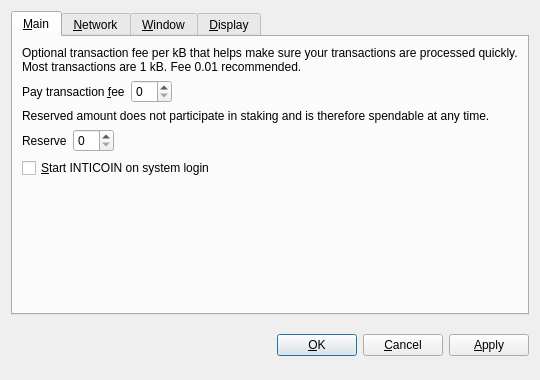
Above: src/qt/forms/optionsdialog.ui from INTICOIN/INTICOIN before the change. Below: the same form after it.
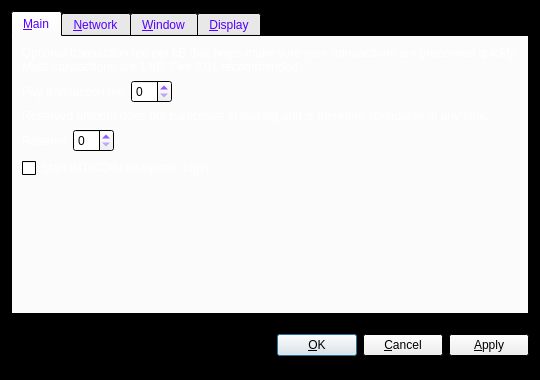
That is the form after the change. Custom widgets are drawn as their Qt base class.

Diff of the .ui file:
```diff
--- a/src/qt/forms/optionsdialog.ui
+++ b/src/qt/forms/optionsdialog.ui
@@ -10,6 +10,70 @@
     <height>380</height>
    </rect>
   </property>
+  <property name="palette">
+   <palette>
+    <active>
+     <colorrole role="Base">
+      <brush brushstyle="SolidPattern">
+       <color alpha="255">
+        <red>255</red>
+        <green>255</green>
+        <blue>255</blue>
+       </color>
+      </brush>
+     </colorrole>
+     <colorrole role="Window">
+      <brush brushstyle="SolidPattern">
+       <color alpha="255">
+        <red>0</red>
+        <green>0</green>
+        <blue>0</blue>
+       </color>
+      </brush>
+     </colorrole>
+    </active>
+    <inactive>
+     <colorrole role="Base">
+      <brush brushstyle="SolidPattern">
+       <color alpha="255">
+        <red>255</red>
+        <green>255</green>
+        <blue>255</blue>
+       </color>
+      </brush>
+     </colorrole>
+     <colorrole role="Window">
+      <brush brushstyle="SolidPattern">
+       <color alpha="255">
+        <red>0</red>
+        <green>0</green>
+        <blue>0</blue>
+       </color>
+      </brush>
+     </colorrole>
+    </inactive>
+    <disabled>
+     <colorrole role="Base">
+      <brush brushstyle="SolidPattern">
+       <color alpha="255">
+        <red>0</red>
+        <green>0</green>
+        <blue>0</blue>
+       </color>
+      </brush>
+     </colorrole>
+     <colorrole role="Window">
+      <brush brushstyle="SolidPattern">
+       <color alpha="255">
+        <red>0</red>
+        <green>0</green>
+        <blue>0</blue>
+       </color>
+      </brush>
+     </colorrole>
+    </disabled>
+   </palette>
+  </property>
   <property name="windowTitle">
    <string>Options</string>
   </property>
@@ -19,6 +83,43 @@
   <layout class="QVBoxLayout" name="verticalLayout">
    <item>
     <widget class="QTabWidget" name="tabWidget">
+     <property name="palette">
+      <palette>
+       <active>
+        <colorrole role="WindowText">
+         <brush brushstyle="SolidPattern">
+          <color alpha="255">
+           <red>85</red>
+           <green>0</green>
+           <blue>255</blue>
+          </color>
+         </brush>
+        </colorrole>
+       </active>
+       <inactive>
+        <colorrole role="WindowText">
+         <brush brushstyle="SolidPattern">
+          <color alpha="255">
+           <red>85</red>
+           <green>0</green>
+           <blue>255</blue>
+          </color>
+         </brush>
+        </colorrole>
+       </inactive>
+       <disabled>
+        <colorrole role="WindowText">
+         <brush brushstyle="SolidPattern">
+          <color alpha="255">
+           <red>120</red>
+           <green>120</green>
+           <blue>120</blue>
+          </color>
+         </brush>
+        </colorrole>
+       </disabled>
+      </palette>
+     </property>
      <property name="tabPosition">
       <enum>QTabWidget::North</enum>
      </property>
@@ -32,6 +133,43 @@
       <layout class="QVBoxLayout" name="verticalLayout_Main">
        <item>
         <widget class="QLabel" name="transactionFeeInfoLabel">
+         <property name="palette">
+          <palette>
+           <active>
+            <colorrole role="WindowText">
+             <brush brushstyle="SolidPattern">
+              <color alpha="255">
+               <red>255</red>
+               <green>255</green>
+               <blue>255</blue>
+              </color>
+             </brush>
+            </colorrole>
+           </active>
+           <inactive>
+            <colorrole role="WindowText">
+             <brush brushstyle="SolidPattern">
+              <color alpha="255">
+               <red>255</red>
+               <green>255</green>
+               <blue>255</blue>
+              </color>
+             </brush>
+            </colorrole>
+           </inactive>
+           <disabled>
+            <colorrole role="WindowText">
+             <brush brushstyle="SolidPattern">
+              <color alpha="255">
+               <red>120</red>
+               <green>120</green>
+               <blue>120</blue>
+              </color>
+             </brush>
+            </colorrole>
+           </disabled>
+          </palette>
+         </property>
          <property name="text">
           <string>Optional transaction fee per kB that helps make sure your transactions are processed quickly. Most transactions are 1 kB. Fee 0.01 recommended.</string>
          </property>
@@ -47,6 +185,43 @@
         <layout class="QHBoxLayout" name="horizontalLayoutFee">
          <item>
           <widget class="QLabel" name="transactionFeeLabel">
+           <property name="palette">
+            <palette>
+             <active>
+              <colorrole role="WindowText">
+               <brush brushstyle="SolidPattern">
+                <color alpha="255">
+                 <red>255</red>
+                 <green>255</green>
+                 <blue>255</blue>
+                </color>
+               </brush>
+              </colorrole>
+             </active>
+             <inactive>
+              <colorrole role="WindowText">
+               <brush brushstyle="SolidPattern">
+                <color alpha="255">
+                 <red>255</red>
+                 <green>255</green>
+                 <blue>255</blue>
+                </color>
+               </brush>
+              </colorrole>
+             </inactive>
+             <disabled>
+              <colorrole role="WindowText">
+               <brush brushstyle="SolidPattern">
+                <color alpha="255">
+                 <red>120</red>
+                 <green>120</green>
+                 <blue>120</blue>
+                </color>
+               </brush>
+              </colorrole>
+             </disabled>
+            </palette>
+           </property>
            <property name="text">
             <string>Pay transaction &amp;fee</string>
            </property>
@@ -78,6 +253,43 @@
        </item>
        <item>
         <widget class="QLabel" name="reserveBalanceInfoLabel">
+         <property name="palette">
+          <palette>
+           <active>
+            <colorrole role="WindowText">
+             <brush brushstyle="SolidPattern">
+              <color alpha="255">
+               <red>255</red>
+               <green>255</green>
+               <blue>255</blue>
+              </color>
+             </brush>
+            </colorrole>
+           </active>
+           <inactive>
+            <colorrole role="WindowText">
+             <brush brushstyle="SolidPattern">
+              <color alpha="255">
+               <red>255</red>
+               <green>255</green>
+               <blue>255</blue>
+              </color>
+             </brush>
+            </colorrole>
+           </inactive>
+           <disabled>
+            <colorrole role="WindowText">
+             <brush brushstyle="SolidPattern">
+              <color alpha="255">
+               <red>120</red>
+               <green>120</green>
+               <blue>120</blue>
+              </color>
+             </brush>
+            </colorrole>
+           </disabled>
+          </palette>
+         </property>
          <property name="text">
           <string>Reserved amount does not participate in staking and is therefore spendable at any time.</string>
          </property>
@@ -93,6 +305,43 @@
         <layout class="QHBoxLayout" name="horizontalLayoutReserveBalance">
          <item>
           <widget class="QLabel" name="reserveBalanceLabel">
+           <property name="palette">
+            <palette>
+             <active>
+              <colorrole role="WindowText">
+               <brush brushstyle="SolidPattern">
+                <color alpha="255">
+                 <red>255</red>
+                 <green>255</green>
+                 <blue>255</blue>
+                </color>
+               </brush>
+              </colorrole>
+             </active>
+             <inactive>
+              <colorrole role="WindowText">
+               <brush brushstyle="SolidPattern">
+                <color alpha="255">
+                 <red>255</red>
+                 <green>255</green>
+                 <blue>255</blue>
+                </color>
+               </brush>
+              </colorrole>
+             </inactive>
+             <disabled>
+              <colorrole role="WindowText">
+               <brush brushstyle="SolidPattern">
+                <color alpha="255">
+                 <red>120</red>
+                 <green>120</green>
+                 <blue>120</blue>
+                </color>
+               </brush>
+              </colorrole>
+             </disabled>
+            </palette>
+           </property>
            <property name="text">
             <string>Reserve</string>
            </property>
@@ -124,6 +373,43 @@
        </item>
        <item>
         <widget class="QCheckBox" name="bitcoinAtStartup">
+         <property name="palette">
+          <palette>
+           <active>
+            <colorrole role="WindowText">
+             <brush brushstyle="SolidPattern">
+              <color alpha="255">
+               <red>255</red>
+               <green>255</green>
+               <blue>255</blue>
+              </color>
+             </brush>
+            </colorrole>
+           </active>
+           <inactive>
+            <colorrole role="WindowText">
+             <brush brushstyle="SolidPattern">
+              <color alpha="255">
+               <red>255</red>
+               <green>255</green>
+               <blue>255</blue>
+              </color>
+             </brush>
+            </colorrole>
+           </inactive>
+           <disabled>
+            <colorrole role="WindowText">
+             <brush brushstyle="SolidPattern">
+              <color alpha="255">
+               <red>120</red>
+               <green>120</green>
+               <blue>120</blue>
+              </color>
+             </brush>
+            </colorrole>
+           </disabled>
+          </palette>
+         </property>
          <property name="toolTip">
           <string>Automatically start INTICOIN after logging in to the system.</string>
          </property>
@@ -489,17 +775,18 @@
    <class>BitcoinAmountField</class>
    <extends>QSpinBox</extends>
    <header>bitcoinamountfield.h</header>
-  </customwidget>
-  <customwidget>
-   <class>QValueComboBox</class>
-   <extends>QComboBox</extends>
-   <header>qvaluecombobox.h</header>
+   <container>1</container>
   </customwidget>
   <customwidget>
    <class>QValidatedLineEdit</class>
    <extends>QLineEdit</extends>
    <header>qvalidatedlineedit.h</header>
   </customwidget>
+  <customwidget>
+   <class>QValueComboBox</class>
+   <extends>QComboBox</extends>
+   <header>qvaluecombobox.h</header>
+  </customwidget>
  </customwidgets>
  <resources/>
  <connections/>
```
